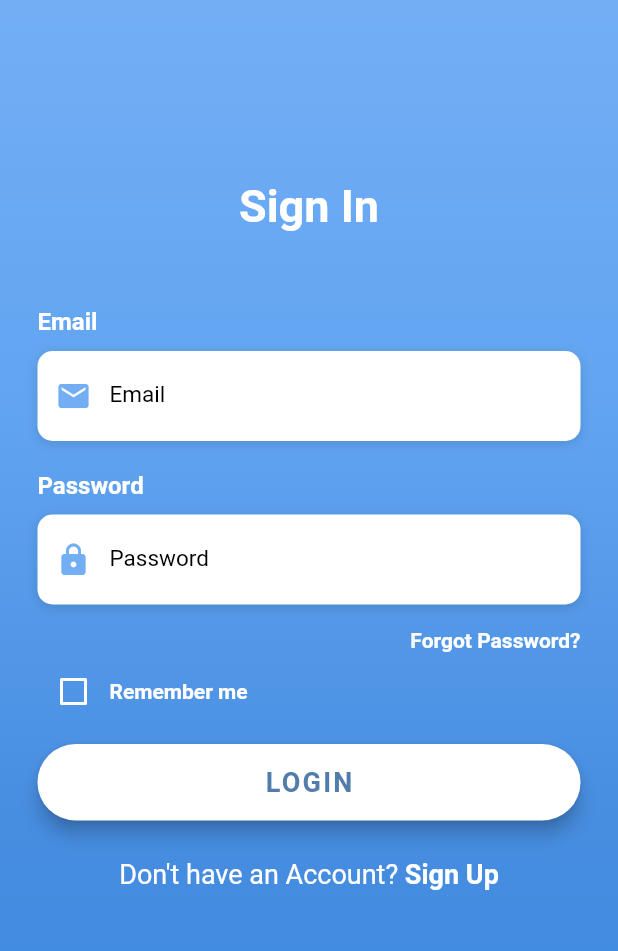
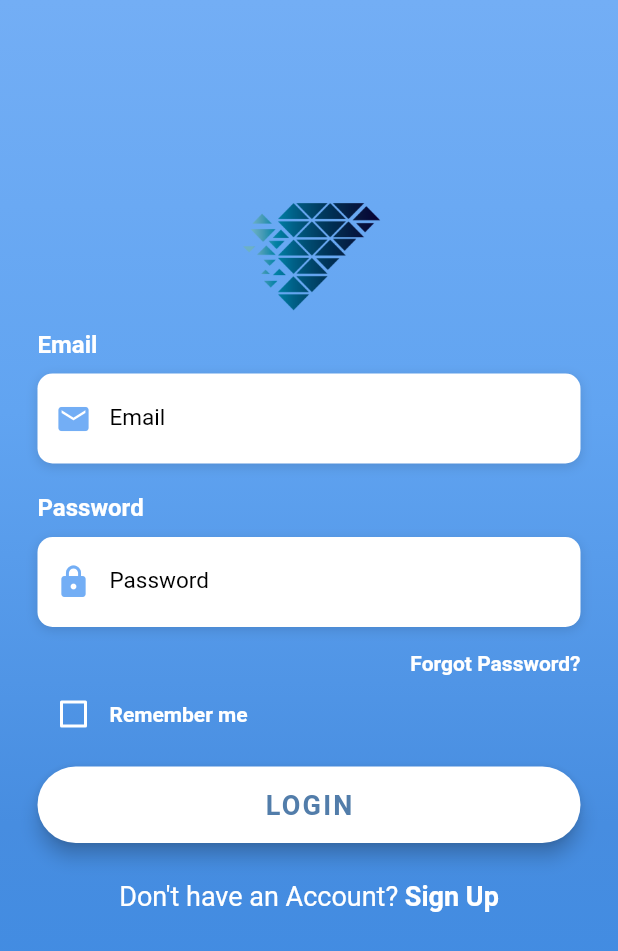
Before and after one commit to teddyanr/FWEB-P6, a Flutter app: the screen it shows after launch, on a phone screen of 412 x 824 dp. Shown: the top 951 px of the screen. Run offline on Flutter 3.47's test engine with Material 2 defaults, Android fonts, the phone set to English and light mode, and no system bars; Roboto replaces fonts that are missing (OpenSans).

Commit message:
Add Images & Comment

```diff
--- a/lib/loginScreen.dart
+++ b/lib/loginScreen.dart
@@ -1,5 +1,5 @@
-import 'package:flutter/material.dart';
-import 'package:flutter/services.dart';
+import 'package:flutter/material.dart'; // Import the Flutter Material package.
+import 'package:flutter/services.dart'; // Import the Flutter Services package.
 
 class LoginScreen extends StatefulWidget {
 
@@ -13,6 +13,7 @@ class _LoginScreenState extends State<LoginScreen> {
   bool isRememberMe = false;
 
   Widget buildEmail() {
+  // Create Email Login Form
   return Column(
     crossAxisAlignment: CrossAxisAlignment.start,
     children: <Widget>[
@@ -48,7 +49,7 @@ class _LoginScreenState extends State<LoginScreen> {
           decoration: InputDecoration(
             border: InputBorder.none,
             contentPadding: EdgeInsets.only(top: 14.0),
-            prefixIcon: Icon(
+            prefixIcon: Icon( // Add Icon to Email TextField
               Icons.email,
               color: Color(0xFF73AEF5),
             ),
@@ -65,6 +66,7 @@ class _LoginScreenState extends State<LoginScreen> {
 }
 
   Widget buildPassword() {
+    // Create Password Login Form
     return Column(
       crossAxisAlignment: CrossAxisAlignment.start,
       children: <Widget>[
@@ -100,7 +102,7 @@ class _LoginScreenState extends State<LoginScreen> {
             decoration: InputDecoration(
               border: InputBorder.none,
               contentPadding: EdgeInsets.only(top: 14.0),
-              prefixIcon: Icon(
+              prefixIcon: Icon( // Add Icon to Password TextField
                 Icons.lock,
                 color: Color(0xFF73AEF5),
               ),
@@ -117,6 +119,7 @@ class _LoginScreenState extends State<LoginScreen> {
   }
 
   Widget buidLoginBtn() {
+    // Create Login Button
     return Container(
       padding: EdgeInsets.symmetric(vertical: 25.0),
       width: double.infinity,
@@ -143,6 +146,7 @@ class _LoginScreenState extends State<LoginScreen> {
   }
 
   Widget buidSignUpBtn() {
+    // Create Sign Up Button
     return GestureDetector(
       onTap: () => print('Sign Up Button Pressed'),
       child: RichText(
@@ -171,6 +175,7 @@ class _LoginScreenState extends State<LoginScreen> {
   }
 
   Widget buildForgotPassBtn() {
+    // Create Forgot Password If User Forgot The Password
     return Container(
       alignment: Alignment.centerRight,
       child: FlatButton(
@@ -189,6 +194,7 @@ class _LoginScreenState extends State<LoginScreen> {
   }
 
   Widget buildRememberMe() {
+    // Add Remember Me Checkbox
     return Container(
       height: 20.0,
       child: Row(
@@ -235,7 +241,7 @@ class _LoginScreenState extends State<LoginScreen> {
                   gradient: LinearGradient(
                     begin: Alignment.topCenter,
                     end: Alignment.bottomCenter,
-                    colors: [
+                    colors: [ // Add colors to Gradient Layout
                       Color(0xFF73AEF5),
                       Color(0xFF61A4F1),
                       Color(0xFF478DE0),
@@ -244,7 +250,7 @@ class _LoginScreenState extends State<LoginScreen> {
                   ),
                 ),
                 child: SingleChildScrollView(
-                  physics: AlwaysScrollableScrollPhysics(),
+                  physics: AlwaysScrollableScrollPhysics(), // Layout Can Be Scrollable
                   padding: EdgeInsets.symmetric(
                     horizontal: 25.0,
                     vertical: 120.0,
@@ -252,22 +258,17 @@ class _LoginScreenState extends State<LoginScreen> {
                   child: Column(
                   mainAxisAlignment: MainAxisAlignment.center,
                   children: <Widget>[
-                    Text(
-                      'Sign In',
-                      style: TextStyle(
-                        color: Colors.white,
-                        fontSize: 30.0,
-                        fontWeight: FontWeight.bold,
-                      ),
+                    Image.asset( // Add Images Logo To Login Page
+                      'assets/images/images1.png', height: 100.0, width: 150.0
                     ),
-                    SizedBox(height: 50),
-                    buildEmail(),
+                    // Call Function
+                    buildEmail(), // Add Email TextField
                     SizedBox(height: 20),
-                    buildPassword(),
-                    buildForgotPassBtn(),
-                    buildRememberMe(),
-                    buidLoginBtn(),
-                    buidSignUpBtn(),
+                    buildPassword(), // Add Password TextField
+                    buildForgotPassBtn(), // Add Forgot Password Button
+                    buildRememberMe(), // Add Remember Me Checkbox
+                    buidLoginBtn(), // Add Login Button
+                    buidSignUpBtn(), // Add Sign Up Button
                   ],
                 ),
                 ),
--- a/lib/main.dart
+++ b/lib/main.dart
@@ -1,6 +1,6 @@
-import 'package:flutter/material.dart';
+import 'package:flutter/material.dart'; // Import the Flutter Material package.
 
-import 'loginScreen.dart';
+import 'loginScreen.dart'; // Import the loginScreen package.
 
 void main() {
   runApp(const MyApp());
@@ -13,7 +13,7 @@ class MyApp extends StatelessWidget {
   @override
   Widget build(BuildContext context) {
     return MaterialApp(
-      title: 'Flutter Login',
+      title: 'Flutter Login', // Add Tittle to the App
       debugShowCheckedModeBanner: false,
       home: LoginScreen(),
     );
--- a/pubspec.yaml
+++ b/pubspec.yaml
@@ -58,7 +58,8 @@ flutter:
   uses-material-design: true
 
   # To add assets to your application, add an assets section, like this:
-  # assets:
+  assets:
+      - assets/images/
   #   - images/a_dot_burr.jpeg
   #   - images/a_dot_ham.jpeg
 
```
Also changed, not shown: assets/images/images1.png (added).
